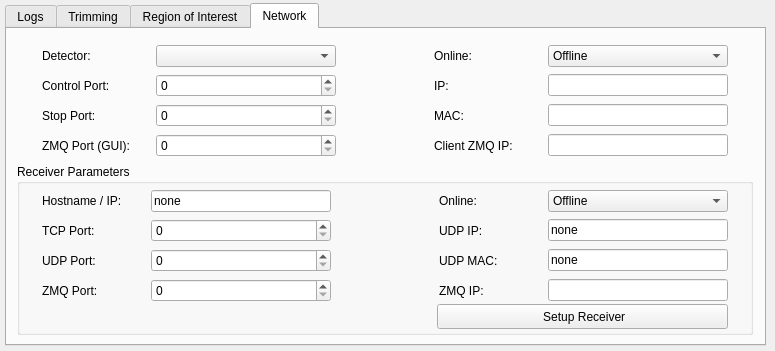
First picture: the form in slsDetectorGui/forms/form_tab_advanced.ui, repository slsdetectorgroup/slsDetectorPackage, before the edit.
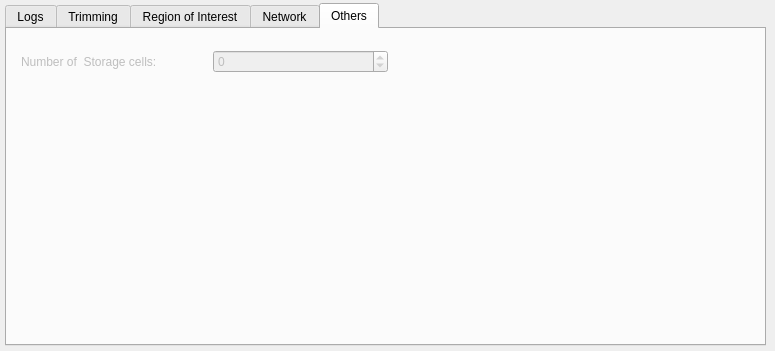
Second picture: the form after the edit. Icons and pictures are not drawn.

Commit message: added storage cells

The edit to the form file:
```diff
--- a/slsDetectorGui/forms/form_tab_advanced.ui
+++ b/slsDetectorGui/forms/form_tab_advanced.ui
@@ -51,7 +51,7 @@
     <enum>QTabWidget::North</enum>
    </property>
    <property name="currentIndex">
-    <number>3</number>
+    <number>4</number>
    </property>
    <property name="elideMode">
     <enum>Qt::ElideLeft</enum>
@@ -977,7 +977,7 @@
         <x>25</x>
         <y>25</y>
         <width>686</width>
-        <height>116</height>
+        <height>128</height>
        </rect>
       </property>
       <layout class="QGridLayout" name="gridLayout_8">
@@ -1357,7 +1357,7 @@
        <x>35</x>
        <y>15</y>
        <width>686</width>
-       <height>116</height>
+       <height>128</height>
       </rect>
      </property>
      <layout class="QGridLayout" name="gridLayout_6">
@@ -1748,6 +1748,92 @@
      </layout>
     </widget>
    </widget>
+   <widget class="QWidget" name="tab_2">
+    <attribute name="title">
+     <string>Others</string>
+    </attribute>
+    <widget class="QWidget" name="gridLayoutWidget_2">
+     <property name="geometry">
+      <rect>
+       <x>14</x>
+       <y>13</y>
+       <width>367</width>
+       <height>39</height>
+      </rect>
+     </property>
+     <layout class="QGridLayout" name="gridLayout_2">
+      <item row="0" column="1">
+       <spacer name="horizontalSpacer_8">
+        <property name="orientation">
+         <enum>Qt::Horizontal</enum>
+        </property>
+        <property name="sizeType">
+         <enum>QSizePolicy::Fixed</enum>
+        </property>
+        <property name="sizeHint" stdset="0">
+         <size>
+          <width>10</width>
+          <height>20</height>
+         </size>
+        </property>
+       </spacer>
+      </item>
+      <item row="0" column="0">
+       <widget class="QLabel" name="lblNumStoragecells">
+        <property name="enabled">
+         <bool>false</bool>
+        </property>
+        <property name="toolTip">
+         <string>&lt;html&gt;&lt;head/&gt;&lt;body&gt;&lt;p&gt;Number of storage cells. For Jungfrau only. &lt;/p&gt;&lt;p&gt;Default: 0. &lt;/p&gt;&lt;p&gt;Number of Images received: #frames * #cycles * (#storagecells+1) &lt;/p&gt;&lt;p&gt; #storagecells#&lt;/p&gt;&lt;p&gt;&lt;br/&gt;&lt;/p&gt;&lt;/body&gt;&lt;/html&gt;</string>
+        </property>
+        <property name="text">
+         <string>Number of  Storage cells:</string>
+        </property>
+       </widget>
+      </item>
+      <item row="0" column="2">
+       <widget class="QSpinBox" name="spinNumStoragecells">
+        <property name="enabled">
+         <bool>false</bool>
+        </property>
+        <property name="sizePolicy">
+         <sizepolicy hsizetype="Preferred" vsizetype="Fixed">
+          <horstretch>0</horstretch>
+          <verstretch>0</verstretch>
+         </sizepolicy>
+        </property>
+        <property name="toolTip">
+         <string>&lt;html&gt;&lt;head/&gt;&lt;body&gt;&lt;p&gt;Number of storage cells. For Jungfrau only. &lt;/p&gt;&lt;p&gt;Default: 0. &lt;/p&gt;&lt;p&gt;Number of Images received: #frames * #cycles * (#storagecells+1) &lt;/p&gt;&lt;p&gt; #storagecells#&lt;/p&gt;&lt;p&gt;&lt;br/&gt;&lt;/p&gt;&lt;/body&gt;&lt;/html&gt;</string>
+        </property>
+        <property name="statusTip">
+         <string/>
+        </property>
+        <property name="whatsThis">
+         <string/>
+        </property>
+        <property name="alignment">
+         <set>Qt::AlignLeading|Qt::AlignLeft|Qt::AlignVCenter</set>
+        </property>
+        <property name="keyboardTracking">
+         <bool>false</bool>
+        </property>
+        <property name="suffix">
+         <string/>
+        </property>
+        <property name="minimum">
+         <number>-1</number>
+        </property>
+        <property name="maximum">
+         <number>15</number>
+        </property>
+        <property name="value">
+         <number>0</number>
+        </property>
+       </widget>
+      </item>
+     </layout>
+    </widget>
+   </widget>
   </widget>
  </widget>
  <tabstops>
```
Left out of the diff: 8 changed lines with no effect on the pictures. The commit also changes 13 other files.
